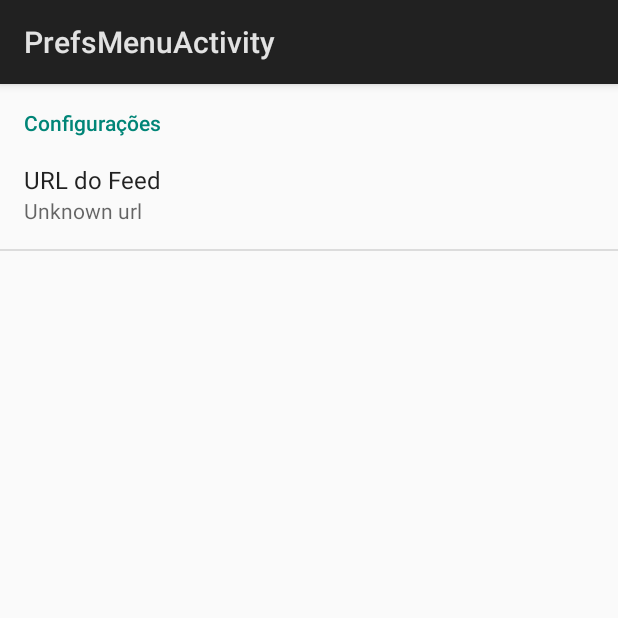
After one commit to wfmf/exercicio-rss, an Android app: the PrefsMenuActivity screen opened directly, with no data from a screen before it, on a phone screen of 412 x 824 dp, the top half of it. The commit adds this screen. Run offline under Robolectric (Android 15) with nearby library versions, the phone set to English and light mode, and no system bars; libraries missing offline, so code that uses them is left out: br.ufpe.cin.

Commit message:
Adiciona código do passo 9

```diff
--- a/RSS/app/src/main/AndroidManifest.xml
+++ b/RSS/app/src/main/AndroidManifest.xml
@@ -2,7 +2,7 @@
 <manifest xmlns:android="http://schemas.android.com/apk/res/android"
     package="br.ufpe.cin.if710.rss">
 
-    <uses-permission android:name="android.permission.INTERNET"></uses-permission>
+    <uses-permission android:name="android.permission.INTERNET" />
 
     <application
         android:allowBackup="true"
@@ -18,6 +18,9 @@
                 <category android:name="android.intent.category.LAUNCHER" />
             </intent-filter>
         </activity>
+        <activity
+            android:name=".PrefsMenuActivity"
+            android:label="@string/title_activity_prefs_menu"></activity>
     </application>
 
 </manifest>
--- /dev/null
+++ b/RSS/app/src/main/java/br/ufpe/cin/if710/rss/PrefsMenuActivity.kt
@@ -0,0 +1,44 @@
+package br.ufpe.cin.if710.rss
+
+import android.os.Bundle
+import android.app.Activity
+import android.content.SharedPreferences
+import android.preference.Preference
+import android.preference.PreferenceFragment
+import android.preference.PreferenceManager
+
+class PrefsMenuActivity : Activity() {
+
+    override fun onCreate(savedInstanceState: Bundle?) {
+        super.onCreate(savedInstanceState)
+        setContentView(R.layout.preferencias)
+    }
+
+    class RSSFeedPreferenceFragment : PreferenceFragment() {
+        private var mListener: SharedPreferences.OnSharedPreferenceChangeListener? = null
+        private var mRSSFeedURL: Preference? = null
+
+        override fun onCreate(savedInstanceState: Bundle?) {
+            super.onCreate(savedInstanceState)
+            addPreferencesFromResource(R.xml.feed_prefs)
+
+            val prefs  = PreferenceManager.getDefaultSharedPreferences(activity)
+            mRSSFeedURL = preferenceManager.findPreference(getString(R.string.rss_url_key))
+
+            mRSSFeedURL?.summary = PreferenceManager.getDefaultSharedPreferences(activity)
+                    .getString(getString(R.string.rss_url_key), "Error")
+
+
+            mListener = SharedPreferences.OnSharedPreferenceChangeListener { sharedPreferences, key ->
+                val newValue = sharedPreferences.getString(getString(R.string.rss_url_key), "Unknown url")
+                mRSSFeedURL?.summary = newValue
+            }
+
+            prefs.registerOnSharedPreferenceChangeListener(mListener)
+
+            mListener?.onSharedPreferenceChanged(prefs, getString(R.string.rss_url_key ))
+        }
+
+    }
+
+}
--- /dev/null
+++ b/RSS/app/src/main/res/drawable/ic_more_vert_gray_24dp.xml
@@ -0,0 +1,5 @@
+<vector android:height="24dp" android:tint="#CDCDCD"
+    android:viewportHeight="24.0" android:viewportWidth="24.0"
+    android:width="24dp" xmlns:android="http://schemas.android.com/apk/res/android">
+    <path android:fillColor="#FF000000" android:pathData="M12,8c1.1,0 2,-0.9 2,-2s-0.9,-2 -2,-2 -2,0.9 -2,2 0.9,2 2,2zM12,10c-1.1,0 -2,0.9 -2,2s0.9,2 2,2 2,-0.9 2,-2 -0.9,-2 -2,-2zM12,16c-1.1,0 -2,0.9 -2,2s0.9,2 2,2 2,-0.9 2,-2 -0.9,-2 -2,-2z"/>
+</vector>
--- /dev/null
+++ b/RSS/app/src/main/res/drawable/ic_settings_white_24dp.xml
@@ -0,0 +1,5 @@
+<vector android:height="24dp" android:tint="#FFFFFF"
+    android:viewportHeight="24.0" android:viewportWidth="24.0"
+    android:width="24dp" xmlns:android="http://schemas.android.com/apk/res/android">
+    <path android:fillColor="#FF000000" android:pathData="M19.43,12.98c0.04,-0.32 0.07,-0.64 0.07,-0.98s-0.03,-0.66 -0.07,-0.98l2.11,-1.65c0.19,-0.15 0.24,-0.42 0.12,-0.64l-2,-3.46c-0.12,-0.22 -0.39,-0.3 -0.61,-0.22l-2.49,1c-0.52,-0.4 -1.08,-0.73 -1.69,-0.98l-0.38,-2.65C14.46,2.18 14.25,2 14,2h-4c-0.25,0 -0.46,0.18 -0.49,0.42l-0.38,2.65c-0.61,0.25 -1.17,0.59 -1.69,0.98l-2.49,-1c-0.23,-0.09 -0.49,0 -0.61,0.22l-2,3.46c-0.13,0.22 -0.07,0.49 0.12,0.64l2.11,1.65c-0.04,0.32 -0.07,0.65 -0.07,0.98s0.03,0.66 0.07,0.98l-2.11,1.65c-0.19,0.15 -0.24,0.42 -0.12,0.64l2,3.46c0.12,0.22 0.39,0.3 0.61,0.22l2.49,-1c0.52,0.4 1.08,0.73 1.69,0.98l0.38,2.65c0.03,0.24 0.24,0.42 0.49,0.42h4c0.25,0 0.46,-0.18 0.49,-0.42l0.38,-2.65c0.61,-0.25 1.17,-0.59 1.69,-0.98l2.49,1c0.23,0.09 0.49,0 0.61,-0.22l2,-3.46c0.12,-0.22 0.07,-0.49 -0.12,-0.64l-2.11,-1.65zM12,15.5c-1.93,0 -3.5,-1.57 -3.5,-3.5s1.57,-3.5 3.5,-3.5 3.5,1.57 3.5,3.5 -1.57,3.5 -3.5,3.5z"/>
+</vector>
--- a/RSS/app/src/main/res/layout/activity_main.xml
+++ b/RSS/app/src/main/res/layout/activity_main.xml
@@ -15,12 +15,6 @@
         android:layout_marginHorizontal="120dp"
         />
 
-    <!--<TextView-->
-        <!--android:id="@+id/conteudoRSS"-->
-        <!--android:layout_width="match_parent"-->
-        <!--android:layout_height="wrap_content"-->
-        <!--android:visibility="gone"/>-->
-
     <android.support.v7.widget.RecyclerView
         android:layout_width="match_parent"
         android:layout_height="match_parent"
--- a/RSS/app/src/main/res/values/strings.xml
+++ b/RSS/app/src/main/res/values/strings.xml
@@ -1,4 +1,7 @@
 <resources>
     <string name="app_name">RSS</string>
-    <string name="rssfeed">http://pox.globo.com/rss/g1/brasil/</string>
+    <string name="rss_url_key">br.ufpe.cin.if710.rss.RSS_URL</string>
+    <string name="title_activity_prefs_menu">PrefsMenuActivity</string>
+    <string name="action_settings">Settings</string>
+    <string name="pref_section_name">Configurações</string>
 </resources>
--- /dev/null
+++ b/RSS/app/src/main/res/xml/feed_prefs.xml
@@ -0,0 +1,16 @@
+<?xml version="1.0" encoding="utf-8"?>
+<PreferenceScreen
+    xmlns:android="http://schemas.android.com/apk/res/android"
+    android:key="@+id/pref_screen">
+    <PreferenceCategory android:title="@string/pref_section_name">
+        <EditTextPreference
+            android:key="@string/rss_url_key"
+            android:dialogMessage="Digite uma url de um feed RSS"
+            android:dialogTitle="Editar URL do Feed"
+            android:title="URL do Feed"
+            android:positiveButtonText="Editar"
+            android:negativeButtonText="Cancelar">
+
+        </EditTextPreference>
+    </PreferenceCategory>
+</PreferenceScreen>
```
Also changed, not shown: RSS/app/build.gradle (+6 -2 lines), RSS/app/src/main/java/br/ufpe/cin/if710/rss/MainActivity.kt (+46 -10 lines), RSS/app/src/main/res/layout/preferencias.xml (added, +7 -0 lines), RSS/app/src/main/res/menu/settings_menu.xml (added, +14 -0 lines), 1 other file.
